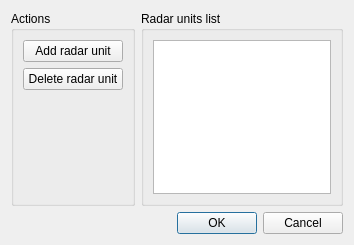
Before: the Qt Designer form DACUSN/radarlistdialog.ui in Gresthorn/DACUSN, drawn with Qt 5.
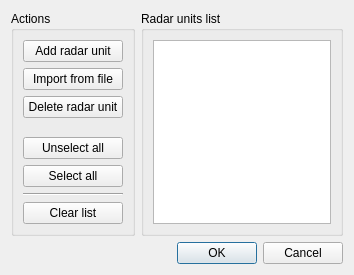
After: the same form once the commit is applied.

Commit message: Radar list dialog finished. Coordinate transformation angles conversion to and from radians added. Radar list updating added and tested on transformation with synthetic coordinates. Application is ready for GUI implementation. WARNING: THE PROGRAM CRASHED DURING A FEW TESTS BUT AFTER RESTART IT WORKED PROPERLY ON THE SAME INPUT DATA. COULD NOT FIND THE REASON AND COULD NOT REPEAT THE CRASH ISSUE.

Diff of the .ui file:
```diff
--- a/DACUSN/radarlistdialog.ui
+++ b/DACUSN/radarlistdialog.ui
@@ -7,7 +7,7 @@
     <x>0</x>
     <y>0</y>
     <width>354</width>
-    <height>245</height>
+    <height>275</height>
    </rect>
   </property>
   <property name="windowTitle">
@@ -55,6 +55,13 @@
         </property>
        </widget>
       </item>
+      <item>
+       <widget class="QPushButton" name="importFromFileButton">
+        <property name="text">
+         <string>Import from file</string>
+        </property>
+       </widget>
+      </item>
       <item>
        <widget class="QPushButton" name="deleteRadarUnitButton">
         <property name="text">
@@ -75,6 +82,34 @@
         </property>
        </spacer>
       </item>
+      <item>
+       <widget class="QPushButton" name="deselectAllButton">
+        <property name="text">
+         <string>Unselect all</string>
+        </property>
+       </widget>
+      </item>
+      <item>
+       <widget class="QPushButton" name="selectAllButton">
+        <property name="text">
+         <string>Select all</string>
+        </property>
+       </widget>
+      </item>
+      <item>
+       <widget class="Line" name="line">
+        <property name="orientation">
+         <enum>Qt::Horizontal</enum>
+        </property>
+       </widget>
+      </item>
+      <item>
+       <widget class="QPushButton" name="clearListButton">
+        <property name="text">
+         <string>Clear list</string>
+        </property>
+       </widget>
+      </item>
      </layout>
     </widget>
    </item>
```
The commit also changes 6 other files.
